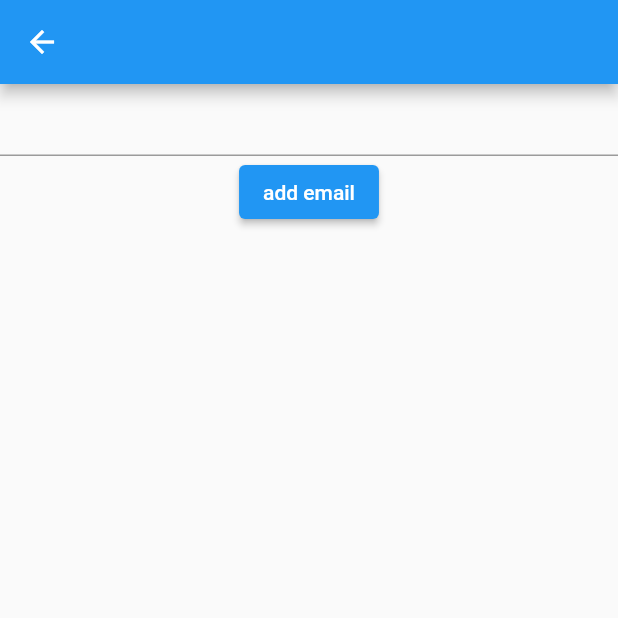
After one commit to 1712916/flutter_viblo_example, a Flutter app: the EmailPage screen opened directly, after a tap on "add email", after a tap on the "edit" icon, after a tap on the "delete" icon, on a phone screen of 412 x 824 dp, the top half of it. The commit adds this screen. Run offline on Flutter 3.47's test engine with Material 2 defaults, Android fonts, the phone set to English and light mode, and no system bars; our stand-ins replace equatable, isar, rxdart; missing offline and left inert: flutter_zxing, qr_code_scanner; accounts and stored records are empty; generated files the repository leaves out were written again.

Commit message:
create isar with email

```diff
--- /dev/null
+++ b/lib/isar_page/collections/email.dart
@@ -0,0 +1,11 @@
+import 'package:isar/isar.dart';
+
+part 'email.g.dart';
+
+@collection
+class Email {
+  Id id = Isar.autoIncrement; // you can also use id = null to auto increment
+
+  @Index(type: IndexType.value)
+  String? email;
+}
--- /dev/null
+++ b/lib/isar_page/email_page.dart
@@ -0,0 +1,109 @@
+import 'package:flutter/material.dart';
+import 'package:isar/isar.dart';
+
+import './collections/email.dart';
+
+class EmailPage extends StatefulWidget {
+  const EmailPage({Key? key}) : super(key: key);
+
+  @override
+  State<EmailPage> createState() => _EmailPageState();
+}
+
+class _EmailPageState extends State<EmailPage> {
+  final TextEditingController textEditingController = TextEditingController();
+
+  bool isInit = false;
+  late final Isar isar;
+  List<Email>? collectionEmail;
+
+  @override
+  void initState() {
+    super.initState();
+    initIsar();
+  }
+
+  void initIsar() async {
+    isar = await Isar.open([EmailSchema]);
+    isInit = true;
+  }
+
+  @override
+  void dispose() {
+    textEditingController.dispose();
+    super.dispose();
+  }
+
+  @override
+  Widget build(BuildContext context) {
+    return Scaffold(
+      appBar: AppBar(),
+      body: SafeArea(
+        child: Column(
+          children: [
+            TextField(controller: textEditingController),
+            ElevatedButton(
+              onPressed: () async {
+                if (isInit) {
+                  Email email = Email()..email = textEditingController.text;
+                  await isar.writeTxn(() async {
+                    await isar.emails.put(email); // insert & update
+                  });
+
+                  collectionEmail = await isar.emails.where().findAll();
+                  setState(() {});
+                }
+              },
+              child: Text('add email'),
+            ),
+            Expanded(
+                child: SingleChildScrollView(
+              child: Column(
+                children: collectionEmail
+                        ?.map(
+                          (e) => ListTile(
+                            leading: Text(e.id.toString() ?? ''),
+                            title: Text(e.email ?? ''),
+                            trailing: Row(
+                              mainAxisSize: MainAxisSize.min,
+                              children: [
+                                IconButton(
+                                  icon: Icon(Icons.edit),
+                                  onPressed: () async {
+                                    await isar.writeTxn(() async {
+                                      await isar.emails.put(e..email = 'new email name'); // insert & update
+
+                                      collectionEmail = await isar.emails.where().findAll();
+
+                                      setState(() {});
+                                    });
+                                  },
+                                ),
+                                IconButton(
+                                  icon: Icon(Icons.delete),
+                                  onPressed: () async {
+                                    await isar.writeTxn(() async {
+                                      await isar.emails.delete(e.id).then((success) async {
+                                        if (success) {
+                                          collectionEmail = await isar.emails.where().findAll();
+
+                                          setState(() {});
+                                        }
+                                      });
+                                    });
+                                  },
+                                ),
+                              ],
+                            ),
+                          ),
+                        )
+                        .toList() ??
+                    [],
+              ),
+            )),
+          ],
+        ),
+      ),
+    );
+  }
+}
--- a/lib/main.dart
+++ b/lib/main.dart
@@ -1,6 +1,7 @@
 import 'package:flutter/material.dart';
 import 'package:flutter_example/context_page/context_page.dart';
 import 'package:flutter_example/count_down_page/count_down_page.dart';
+import 'package:flutter_example/isar_page/email_page.dart';
 import 'package:flutter_example/scan_code_page/scan_code_page.dart';
 import 'package:flutter_zxing/flutter_zxing.dart';
 
@@ -69,6 +70,12 @@ class _ExampleBoardPageState extends State<ExampleBoardPage> {
             },
             child: const Text('Context Page'),
           ),
+          ElevatedButton(
+            onPressed: () async {
+              push(context, EmailPage());
+            },
+            child: const Text('Email Page'),
+          ),
         ],
       ),
     );
--- a/pubspec.yaml
+++ b/pubspec.yaml
@@ -17,15 +17,18 @@ dependencies:
   qr_code_scanner: ^1.0.1
   rxdart: ^0.27.7
   equatable: ^2.0.5
-
+  isar: ^3.0.5
 
   cupertino_icons: ^1.0.2
+  isar_flutter_libs: ^3.0.5
 
 dev_dependencies:
   flutter_test:
     sdk: flutter
 
   flutter_lints: ^2.0.0
+  isar_generator: ^3.0.5
+  build_runner: ^2.3.3
 
 flutter:
 
```
